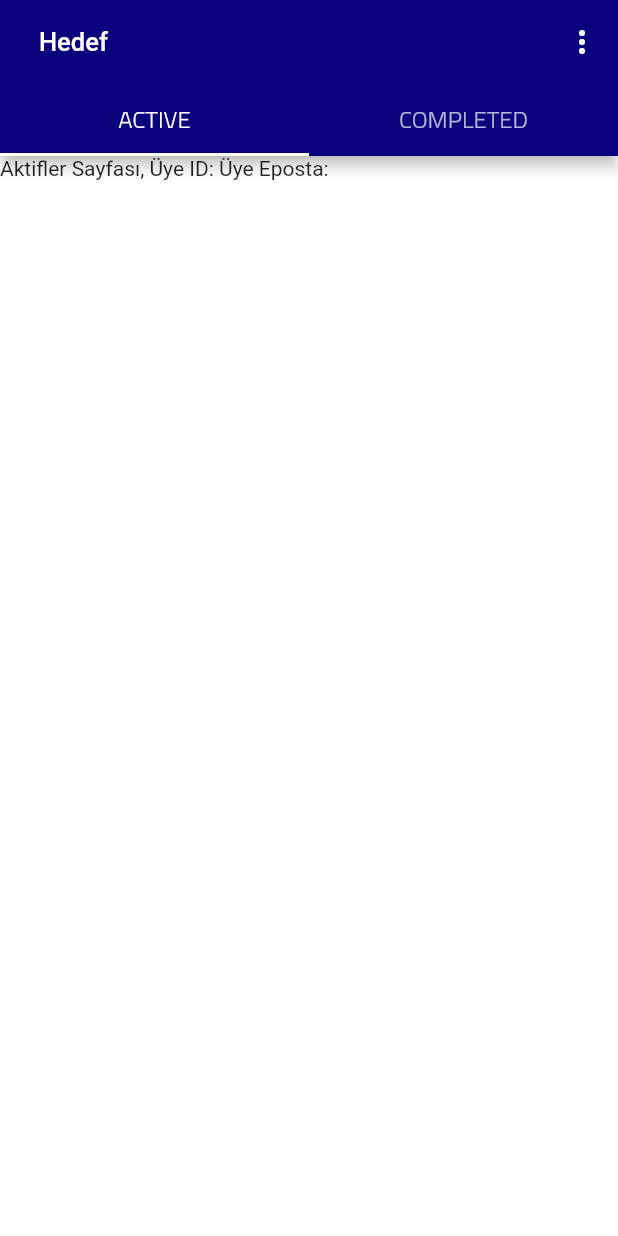
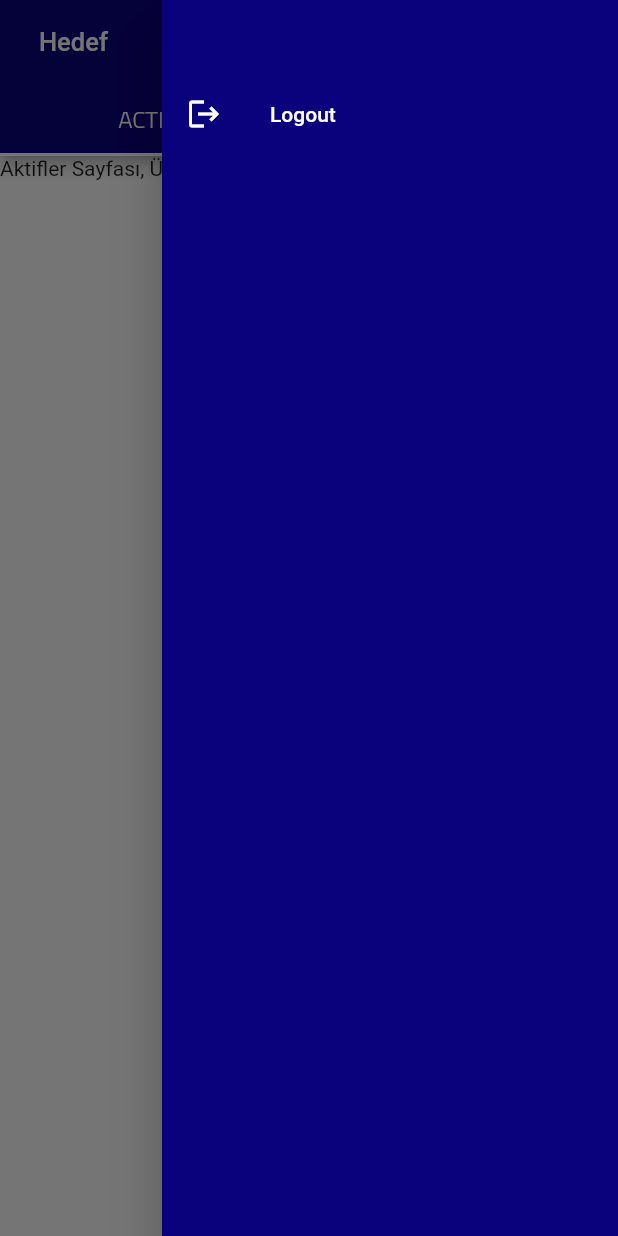
Before and after one commit to ozayakcan/Hedef-Uygulamasi, a Flutter app: the screen it shows once a user with an empty profile is signed in, with the side drawer open (before the commit the screen has no drawer), on a phone screen of 412 x 824 dp. Run offline on Flutter 3.47's test engine with Material 2 defaults, Android fonts, the phone set to English and light mode, and no system bars; our stand-ins replace auth_buttons, firebase_auth, firebase_core, google_sign_in; missing offline and left inert: firebase_app_check; accounts and stored records are empty; generated files the repository leaves out were written again; network calls fail.

Commit message:
Navigation menü eklendi. Giriş yönlendirmeleri düzenlendi.

```diff
--- a/lib/main.dart
+++ b/lib/main.dart
@@ -42,9 +42,17 @@ class MyApp extends StatelessWidget {
           return homeMaterialApp(const SplashScreen());
         } else {
           if (snapshot1.hasData) {
-            return homeMaterialApp(const HomePage());
+            return homeMaterialApp(
+              const HomePage(
+                redirectEnabled: true,
+              ),
+            );
           } else {
-            return homeMaterialApp(const Login());
+            return homeMaterialApp(
+              const Login(
+                redirectEnabled: true,
+              ),
+            );
           }
         }
       },
--- a/lib/utils/auth.dart
+++ b/lib/utils/auth.dart
@@ -81,4 +81,8 @@ class Auth {
       return firebaseAuthMessages(context, e.code);
     }
   }
+
+  static void logout() {
+    _auth.signOut();
+  }
 }
--- a/lib/views/home.dart
+++ b/lib/views/home.dart
@@ -1,14 +1,16 @@
 import 'dart:async';
 
+import 'package:auth_buttons/auth_buttons.dart';
 import 'package:firebase_auth/firebase_auth.dart';
 import 'package:flutter/material.dart';
 import 'package:flutter_gen/gen_l10n/app_localizations.dart';
+import 'package:hedef/widgets/menu.dart';
 
 import '../widgets/page_style.dart';
 
 class HomePage extends StatefulWidget {
-  const HomePage({Key? key}) : super(key: key);
-
+  const HomePage({Key? key, required this.redirectEnabled}) : super(key: key);
+  final bool redirectEnabled;
   @override
   _HomePageState createState() => _HomePageState();
 }
@@ -73,22 +75,10 @@ class _HomePageState extends State<HomePage> {
                   " Üye Eposta:" +
                   user!.email!),
             ],
-            [
-              PopupMenuButton(
-                enabled: true,
-                onSelected: (value) {
-                  if (value == 1) {
-                    FirebaseAuth.instance.signOut();
-                  }
-                },
-                itemBuilder: (context) => [
-                  PopupMenuItem(
-                    child: Text(AppLocalizations.of(context).logout),
-                    value: 1,
-                  ),
-                ],
-              ),
-            ],
+            drawer: DrawerMenu(
+              user: user,
+              redirectEnabled: widget.redirectEnabled,
+            ),
           ),
         )
       ],
--- /dev/null
+++ b/lib/widgets/menu.dart
@@ -0,0 +1,76 @@
+import 'package:firebase_auth/firebase_auth.dart';
+import 'package:flutter/material.dart';
+import 'package:flutter_gen/gen_l10n/app_localizations.dart';
+import 'package:hedef/utils/colors.dart';
+
+import '../utils/auth.dart';
+import '../views/login.dart';
+
+class DrawerMenu extends StatefulWidget {
+  const DrawerMenu(
+      {Key? key, required this.user, required this.redirectEnabled})
+      : super(key: key);
+
+  final User? user;
+  final bool redirectEnabled;
+  @override
+  State<DrawerMenu> createState() => _DrawerMenuState();
+}
+
+class _DrawerMenuState extends State<DrawerMenu> {
+  @override
+  Widget build(BuildContext context) {
+    return Drawer(
+      child: Material(
+        color: MyColors.colorPrimary,
+        child: ListView(
+          children: [
+            const SizedBox(
+              height: 48,
+            ),
+            menuItem(
+              text: AppLocalizations.of(context).logout,
+              icon: Icons.logout,
+              action: () {
+                Auth.logout();
+                if (!widget.redirectEnabled) {
+                  Navigator.pushAndRemoveUntil(
+                    context,
+                    MaterialPageRoute(
+                      builder: (context) => const Login(
+                        redirectEnabled: false,
+                      ),
+                    ),
+                    (route) => false,
+                  );
+                }
+              },
+            ),
+          ],
+        ),
+      ),
+    );
+  }
+}
+
+Widget menuItem(
+    {required String text, required IconData icon, VoidCallback? action}) {
+  const color = Colors.white;
+  const hoverColor = Colors.white70;
+  return ListTile(
+    leading: Icon(
+      icon,
+      color: color,
+    ),
+    title: Text(
+      text,
+      style: const TextStyle(color: color),
+    ),
+    hoverColor: hoverColor,
+    onTap: () {
+      if (action != null) {
+        action();
+      }
+    },
+  );
+}
--- a/lib/widgets/page_style.dart
+++ b/lib/widgets/page_style.dart
@@ -45,14 +45,14 @@ Container appBarTitle(String title) {
   );
 }
 
-DefaultTabController defaultTabController(BuildContext context,
-    List<Widget> tabList, List<Widget> tabContentList, List<Widget> menu) {
+DefaultTabController defaultTabController(
+    BuildContext context, List<Widget> tabList, List<Widget> tabContentList,
+    {Widget? drawer}) {
   return DefaultTabController(
     length: 2,
     child: Scaffold(
       appBar: AppBar(
         title: appBarTitle(AppLocalizations.of(context).app_name),
-        actions: menu,
         bottom: TabBar(
           labelStyle: titilliumWebTextStyle(
             Colors.white,
@@ -65,6 +65,7 @@ DefaultTabController defaultTabController(BuildContext context,
           tabs: tabList,
         ),
       ),
+      endDrawer: drawer,
       body: TabBarView(
         children: tabContentList,
       ),
```
Also changed, not shown: lib/views/login.dart (+31 -10 lines), lib/widgets/buttons.dart (+67 -10 lines).
